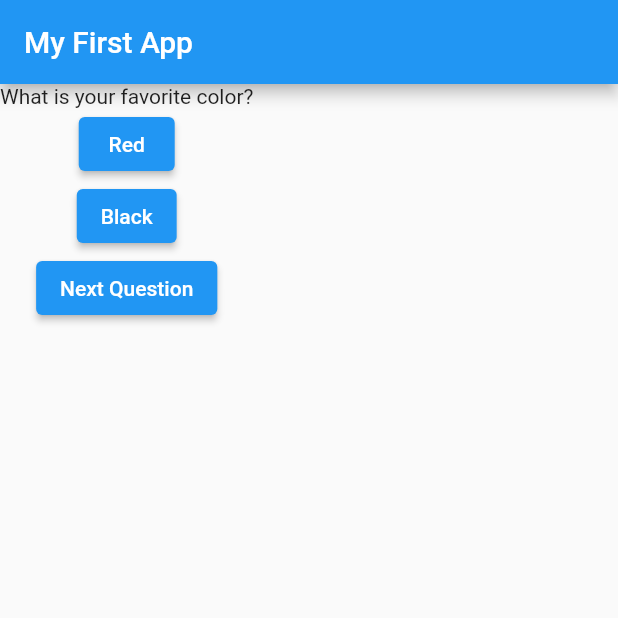
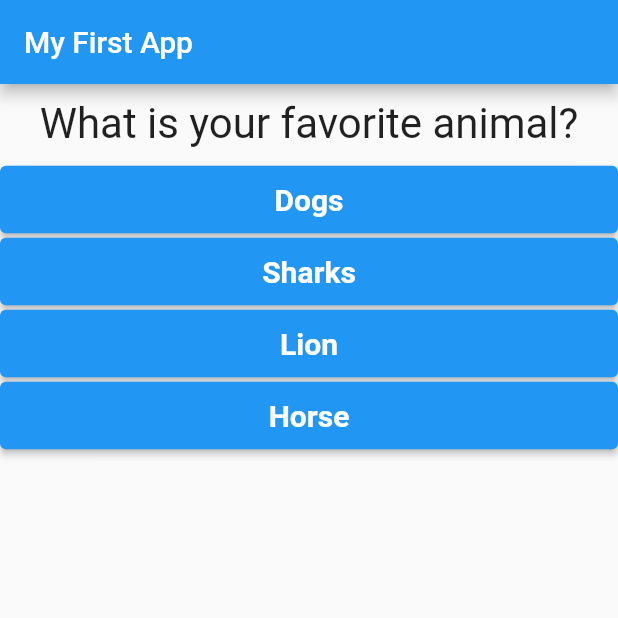
Before and after one commit to AlyMahfouz/myapp, a Flutter app: the screen it shows after launch, after a tap on "Red", on a phone screen of 412 x 824 dp, the top half of it. Run offline on Flutter 3.47's test engine with Material 2 defaults, Android fonts, the phone set to English and light mode, and no system bars.

Commit message:
main,ans,ques

```diff
--- /dev/null
+++ b/lib/answers.dart
@@ -0,0 +1,52 @@
+import 'package:flutter/material.dart';
+
+class Answers extends StatelessWidget {
+  final VoidCallback selectHandler;
+  final String ansText;
+
+  Answers(this.selectHandler, this.ansText);
+
+  @override
+  Widget build(BuildContext context) {
+    return Container(
+      width: double.infinity,
+      child: ElevatedButton(
+        style: ElevatedButton.styleFrom(
+            primary: (Colors.blue),
+            onPrimary: (Colors.white),
+            padding: EdgeInsets.symmetric(vertical: 11),
+            textStyle: TextStyle(fontSize: 20, fontWeight: FontWeight.bold)),
+        child: Text(ansText),
+        onPressed: selectHandler,
+      ),
+    );
+  }
+}
+
+
+
+
+
+
+// ElevatedButton(
+//       child: Text('Button'),
+//       onPressed: () {},
+//       style: ElevatedButton.styleFrom({
+//            Color primary, // set the background color
+//            Color onPrimary,
+//            Color onSurface,
+//            Color shadowColor,
+//            double elevation,
+//            TextStyle textStyle,
+//            EdgeInsetsGeometry padding,
+//            Size minimumSize,
+//            BorderSide side,
+//            OutlinedBorder shape,
+//            MouseCursor enabledMouseCursor,
+//            MouseCursor disabledMouseCursor,
+//            VisualDensity visualDensity,
+//            MaterialTapTargetSize tapTargetSize,
+//            Duration animationDuration,
+//            bool enableFeedback
+//      }),
+// ),
--- a/lib/main.dart
+++ b/lib/main.dart
@@ -2,11 +2,12 @@
 
 import 'package:flutter/material.dart';
 
+import './questions.dart';
+import './answers.dart';
+
 void main() => runApp(MyApp());
 
 class MyApp extends StatefulWidget {
-  const MyApp({Key? key}) : super(key: key);
-
   @override
   State<StatefulWidget> createState() {
     return _MyAppState();
@@ -16,20 +17,27 @@ class MyApp extends StatefulWidget {
 class _MyAppState extends State<MyApp> {
   var _quesIndex = 0;
 
-  void _func() {
+  void _ansQfinal() {
     setState(() {
       _quesIndex = _quesIndex + 1;
     });
+    print(_quesIndex);
   }
 
   @override
   Widget build(BuildContext context) {
-    var ques = [
-      "What is your favorite color?",
-      "What is your favorite animal?"
+    const data = [
+      {
+        "Q": "What is your favorite color?",
+        "A": ['Blue', 'Red', 'Black', 'Yellow']
+      },
+      {
+        "Q": "What is your favorite animal?",
+        "A": ['Dogs', 'Sharks', 'Lion', 'Horse']
+      },
     ];
 
-    if (ques.length == _quesIndex) {
+    if (data.length == _quesIndex) {
       _quesIndex = 0;
     }
 
@@ -40,20 +48,12 @@ class _MyAppState extends State<MyApp> {
         ),
         body: Column(
           children: [
-            Text(ques[_quesIndex]),
-            ElevatedButton(
-              child: const Text("Red"),
-              onPressed: () {
-                print("invoked red");
-              },
+            Questions(
+              data[_quesIndex]['Q'] as String,
             ),
-            ElevatedButton(
-                child: const Text("Black"),
-                onPressed: () => print("invoked black")),
-            ElevatedButton(
-              child: const Text("Next Question"),
-              onPressed: _func,
-            ),
+            ...(data[_quesIndex]['A'] as List<String>).map((ans) {
+              return Answers(_ansQfinal, ans);
+            }).toList()
           ],
         ),
       ),
--- /dev/null
+++ b/lib/questions.dart
@@ -0,0 +1,20 @@
+import "package:flutter/material.dart";
+
+class Questions extends StatelessWidget {
+  final String questionText;
+
+  const Questions(this.questionText, {Key? key}) : super(key: key);
+
+  @override
+  Widget build(BuildContext context) {
+    return Container(
+      width: double.infinity,
+      margin: const EdgeInsets.all(10),
+      child: Text(
+        questionText,
+        style: const TextStyle(fontSize: 28),
+        textAlign: TextAlign.center,
+      ),
+    );
+  }
+}
--- a/pubspec.yaml
+++ b/pubspec.yaml
@@ -44,7 +44,7 @@ dev_dependencies:
   # activated in the `analysis_options.yaml` file located at the root of your
   # package. See that file for information about deactivating specific lint
   # rules and activating additional ones.
-  flutter_lints: ^1.0.0
+  # flutter_lints: ^1.0.0
 
 # For information on the generic Dart part of this file, see the
 # following page: https://dart.dev/tools/pub/pubspec
```
Also changed, not shown: pubspec.lock, 1 other file.
